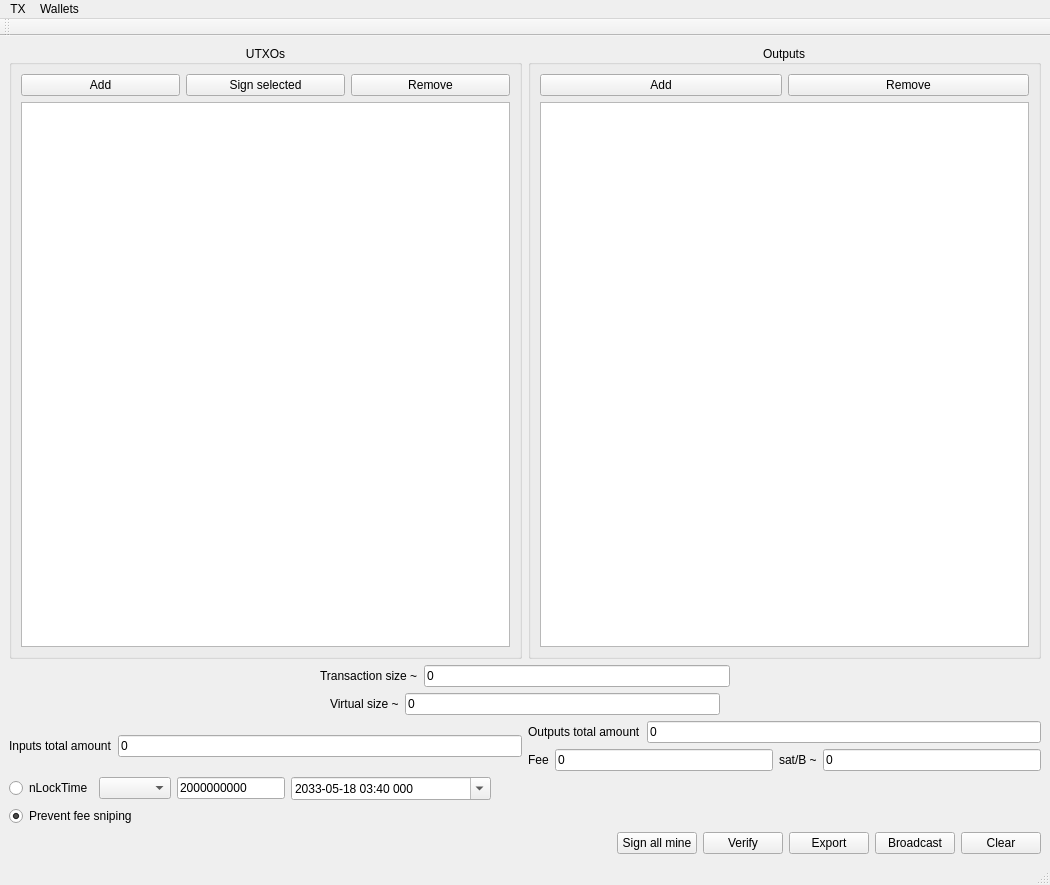
Old version of the form ui/mainwindow.ui in the repository gbizzotto/ourWallet.
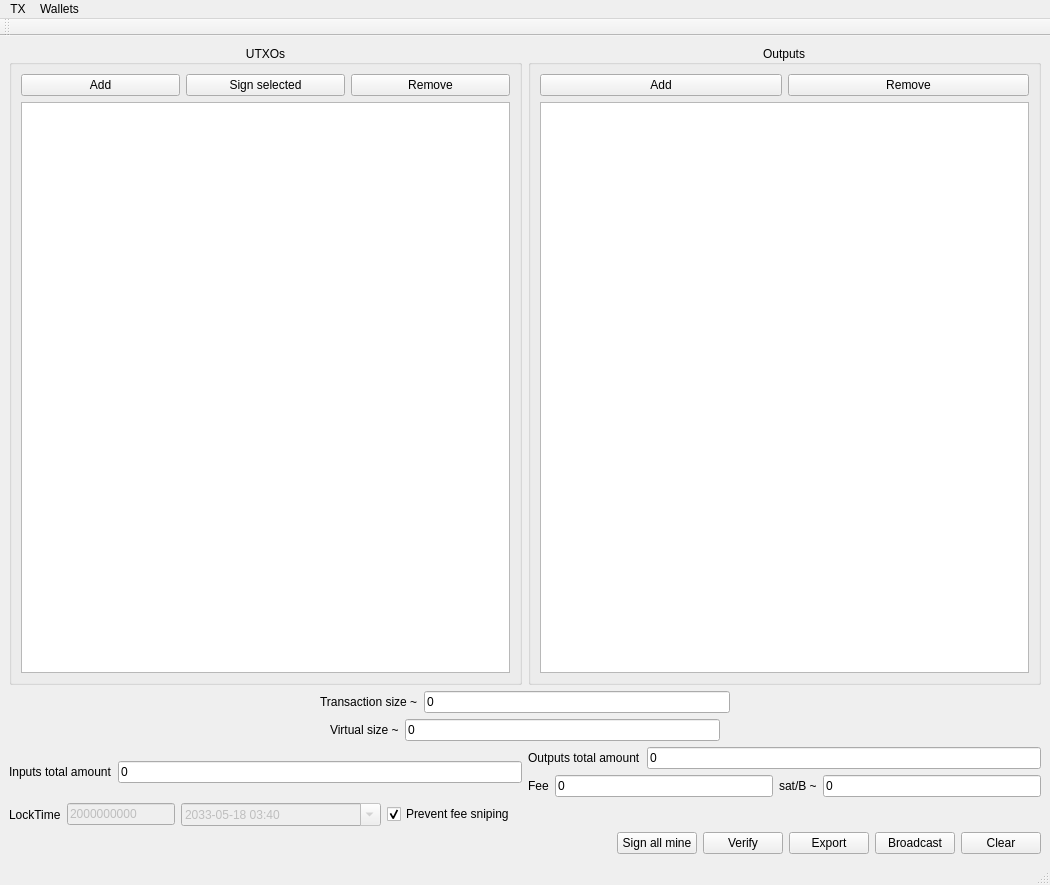
New version of the form.

Commit message: locktime can be set.

```diff
--- a/ui/mainwindow.ui
+++ b/ui/mainwindow.ui
@@ -316,6 +316,13 @@
       </item>
       <item>
        <layout class="QGridLayout" name="gridLayout">
+        <item row="0" column="0">
+         <widget class="QLabel" name="label_7">
+          <property name="text">
+           <string>LockTime</string>
+          </property>
+         </widget>
+        </item>
         <item row="0" column="4">
          <widget class="QWidget" name="widget_2" native="true">
           <property name="sizePolicy">
@@ -326,8 +333,30 @@
           </property>
          </widget>
         </item>
-        <item row="0" column="3">
+        <item row="0" column="1">
+         <widget class="QLineEdit" name="locktimeLineEdit">
+          <property name="enabled">
+           <bool>false</bool>
+          </property>
+          <property name="sizePolicy">
+           <sizepolicy hsizetype="Preferred" vsizetype="Fixed">
+            <horstretch>0</horstretch>
+            <verstretch>0</verstretch>
+           </sizepolicy>
+          </property>
+          <property name="inputMask">
+           <string>000000000000</string>
+          </property>
+          <property name="text">
+           <string>2000000000</string>
+          </property>
+         </widget>
+        </item>
+        <item row="0" column="2">
          <widget class="QDateTimeEdit" name="dateTimeEdit">
+          <property name="enabled">
+           <bool>false</bool>
+          </property>
           <property name="sizePolicy">
            <sizepolicy hsizetype="Fixed" vsizetype="Fixed">
             <horstretch>0</horstretch>
@@ -351,7 +380,7 @@
            </datetime>
           </property>
           <property name="displayFormat">
-           <string>yyyy-MM-dd HH:mm zzz</string>
+           <string>yyyy-MM-dd HH:mm</string>
           </property>
           <property name="calendarPopup">
            <bool>true</bool>
@@ -361,41 +390,18 @@
           </property>
          </widget>
         </item>
-        <item row="0" column="1">
-         <widget class="QComboBox" name="nLockTimeTypeComboBox"/>
-        </item>
-        <item row="0" column="2">
-         <widget class="QLineEdit" name="locktimeLineEdit">
-          <property name="sizePolicy">
-           <sizepolicy hsizetype="Preferred" vsizetype="Fixed">
-            <horstretch>0</horstretch>
-            <verstretch>0</verstretch>
-           </sizepolicy>
-          </property>
+        <item row="0" column="3">
+         <widget class="QCheckBox" name="PreventFeeSnipingCheckBox">
           <property name="text">
-           <string>2000000000</string>
+           <string>Prevent fee sniping</string>
           </property>
-         </widget>
-        </item>
-        <item row="0" column="0">
-         <widget class="QRadioButton" name="nLockTimeRadioButton">
-          <property name="text">
-           <string>nLockTime</string>
+          <property name="checked">
+           <bool>true</bool>
           </property>
          </widget>
         </item>
        </layout>
       </item>
-      <item>
-       <widget class="QRadioButton" name="PreventFeeSnipingRadioButton">
-        <property name="text">
-         <string>Prevent fee sniping</string>
-        </property>
-        <property name="checked">
-         <bool>true</bool>
-        </property>
-       </widget>
-      </item>
       <item>
        <layout class="QHBoxLayout" name="horizontalLayout_3">
         <item>
```
The commit also changes 2 other files.
